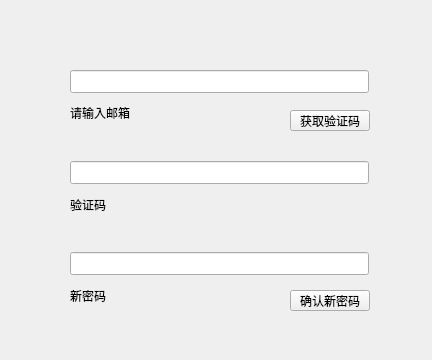
The window that tomatoClock/reset.ui (AndreaSharpe/TomatoClock) describes before a commit, drawn with Qt 5.
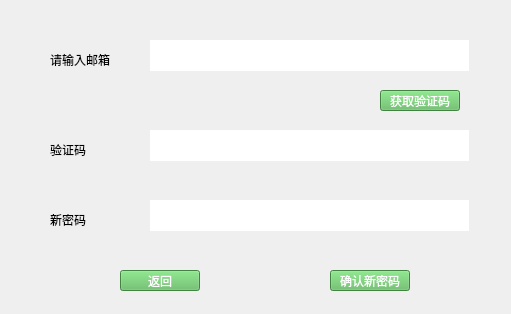
The same window after the commit.

Patch:
```diff
--- a/tomatoClock/reset.ui
+++ b/tomatoClock/reset.ui
@@ -6,21 +6,69 @@
    <rect>
     <x>0</x>
     <y>0</y>
-    <width>432</width>
-    <height>360</height>
+    <width>511</width>
+    <height>314</height>
    </rect>
   </property>
+  <property name="minimumSize">
+   <size>
+    <width>511</width>
+    <height>314</height>
+   </size>
+  </property>
+  <property name="sizeIncrement">
+   <size>
+    <width>511</width>
+    <height>314</height>
+   </size>
+  </property>
+  <property name="baseSize">
+   <size>
+    <width>511</width>
+    <height>314</height>
+   </size>
+  </property>
   <property name="windowTitle">
    <string>Form</string>
   </property>
-  <widget class="QPushButton" name="pushButton_2">
+  <property name="styleSheet">
+   <string notr="true"/>
+  </property>
+  <widget class="QPushButton" name="pushButton_3">
    <property name="geometry">
     <rect>
-     <x>290</x>
-     <y>290</y>
+     <x>120</x>
+     <y>270</y>
      <width>80</width>
      <height>21</height>
     </rect>
+   </property>
+   <property name="styleSheet">
+    <string notr="true">
+    font: 10px &quot;Microsoft YaHei UI&quot;, sans-serif; /* 字体大小设置为10px */  
+    color: white; /* 文字颜色设置为白色 */  
+    background-color: #5cb85c; /* 设置背景色为比#45a049浅的绿色 */  
+    /* 其他样式属性 */  </string>
+   </property>
+   <property name="text">
+    <string>返回</string>
+   </property>
+  </widget>
+  <widget class="QPushButton" name="pushButton_4">
+   <property name="geometry">
+    <rect>
+     <x>330</x>
+     <y>270</y>
+     <width>80</width>
+     <height>21</height>
+    </rect>
+   </property>
+   <property name="styleSheet">
+    <string notr="true">
+    font: 10px &quot;Microsoft YaHei UI&quot;, sans-serif; /* 字体大小设置为10px */  
+    color: white; /* 文字颜色设置为白色 */  
+    background-color: #5cb85c; /* 设置背景色为比#45a049浅的绿色 */  
+    /* 其他样式属性 */  </string>
    </property>
    <property name="text">
     <string>确认新密码</string>
@@ -29,12 +77,20 @@
   <widget class="QPushButton" name="pushButton">
    <property name="geometry">
     <rect>
-     <x>290</x>
-     <y>110</y>
+     <x>380</x>
+     <y>90</y>
      <width>80</width>
      <height>21</height>
     </rect>
    </property>
+   <property name="styleSheet">
+    <string notr="true">
+    font: 10px &quot;Microsoft YaHei UI&quot;, sans-serif; /* 字体大小设置为10px */  
+    color: white; /* 文字颜色设置为白色 */  
+    background-color: #5cb85c; /* 设置背景色为比#45a049浅的绿色 */  
+    /* 其他样式属性 */  
+</string>
+   </property>
    <property name="text">
     <string>获取验证码</string>
    </property>
@@ -42,42 +98,70 @@
   <widget class="QLineEdit" name="lineEdit_4">
    <property name="geometry">
     <rect>
-     <x>70</x>
-     <y>70</y>
-     <width>299</width>
-     <height>23</height>
+     <x>150</x>
+     <y>130</y>
+     <width>319</width>
+     <height>31</height>
     </rect>
    </property>
+   <property name="styleSheet">
+    <string notr="true">
+    background-color: white; /* 设置背景色为白色 */  
+    border: 2px solid white; /* 设置边框为白色，宽度为2px */  
+    border-radius: 0px; /* 设置边框圆角为0，即方形边框 */  
+    padding: 5px; /* 添加内边距 */  
+	
+	color: rgb(0, 0, 0);</string>
+   </property>
   </widget>
   <widget class="QLineEdit" name="lineEdit_5">
    <property name="geometry">
     <rect>
-     <x>70</x>
-     <y>161</y>
-     <width>299</width>
-     <height>23</height>
+     <x>150</x>
+     <y>200</y>
+     <width>319</width>
+     <height>31</height>
     </rect>
    </property>
+   <property name="styleSheet">
+    <string notr="true">
+    background-color: white; /* 设置背景色为白色 */  
+    border: 2px solid white; /* 设置边框为白色，宽度为2px */  
+    border-radius: 0px; /* 设置边框圆角为0，即方形边框 */  
+    padding: 5px; /* 添加内边距 */  
+	color: rgb(0, 0, 0);</string>
+   </property>
   </widget>
   <widget class="QLineEdit" name="lineEdit_6">
    <property name="geometry">
     <rect>
-     <x>70</x>
-     <y>252</y>
-     <width>299</width>
-     <height>23</height>
+     <x>150</x>
+     <y>40</y>
+     <width>319</width>
+     <height>31</height>
     </rect>
    </property>
+   <property name="styleSheet">
+    <string notr="true">background-color: white; 
+    border: 2px solid white; 
+    border-radius: 0px; 
+    padding: 5px; 
+	color: rgb(0, 0, 0);</string>
+   </property>
   </widget>
   <widget class="QLabel" name="label_5">
    <property name="geometry">
     <rect>
-     <x>70</x>
-     <y>70</y>
-     <width>60</width>
-     <height>86</height>
+     <x>50</x>
+     <y>20</y>
+     <width>65</width>
+     <height>79</height>
     </rect>
    </property>
+   <property name="styleSheet">
+    <string notr="true">
+font: 10pt &quot;黑体&quot;;</string>
+   </property>
    <property name="text">
     <string>请输入邮箱</string>
    </property>
@@ -85,12 +169,16 @@
   <widget class="QLabel" name="label_6">
    <property name="geometry">
     <rect>
-     <x>70</x>
-     <y>162</y>
-     <width>60</width>
-     <height>85</height>
+     <x>50</x>
+     <y>110</y>
+     <width>65</width>
+     <height>79</height>
     </rect>
    </property>
+   <property name="styleSheet">
+    <string notr="true">font: 10pt &quot;黑体&quot;;
+</string>
+   </property>
    <property name="text">
     <string>验证码</string>
    </property>
@@ -98,12 +186,15 @@
   <widget class="QLabel" name="label_7">
    <property name="geometry">
     <rect>
-     <x>70</x>
-     <y>253</y>
-     <width>60</width>
-     <height>86</height>
+     <x>50</x>
+     <y>180</y>
+     <width>65</width>
+     <height>79</height>
     </rect>
    </property>
+   <property name="styleSheet">
+    <string notr="true">font: 10pt &quot;黑体&quot;;</string>
+   </property>
    <property name="text">
     <string>新密码</string>
    </property>
```
Left out of the diff: 14 changed lines with no effect on the pictures.
